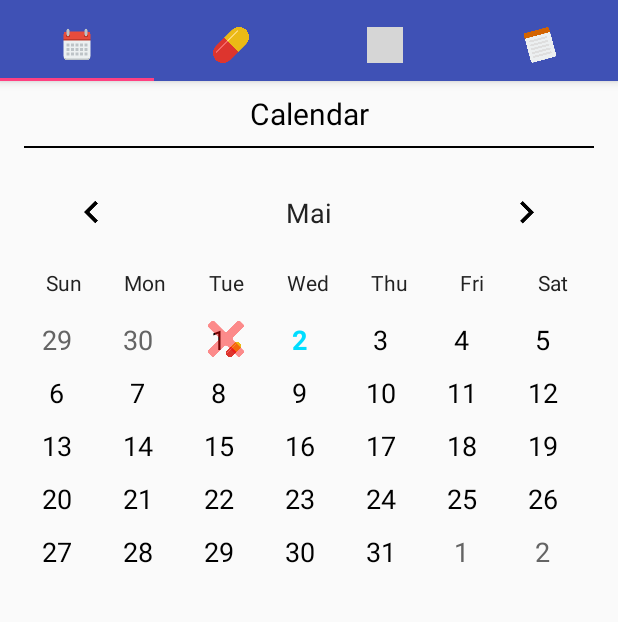
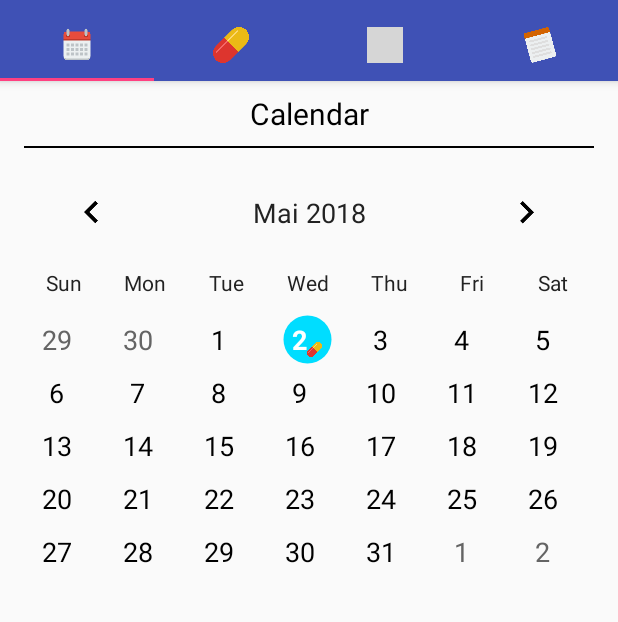
Before and after one commit to RUGSoftEng/2018-Tuberculosis-Android, an Android app: the TabCalendar screen opened directly, with no data from a screen before it, on a phone screen of 412 x 824 dp, the part 53-675 px from its top. Run offline under Robolectric (Android 15) with nearby library versions, the phone set to English and light mode, and no system bars; grey boxes are pictures that could not be loaded.

Commit message:
Added clearer today marking, changed some logic, added year

```diff
--- a/TuberculosisApp/app/src/main/java/com/rugged/tuberculosisapp/calendar/CalendarAdapter.java
+++ b/TuberculosisApp/app/src/main/java/com/rugged/tuberculosisapp/calendar/CalendarAdapter.java
@@ -4,6 +4,7 @@ import android.content.Context;
 import android.graphics.Color;
 import android.graphics.Typeface;
 import android.support.annotation.NonNull;
+import android.util.DisplayMetrics;
 import android.view.LayoutInflater;
 import android.view.View;
 import android.view.ViewGroup;
@@ -65,10 +66,20 @@ public class CalendarAdapter extends ArrayAdapter<Date> {
             // If this day is outside current month, grey it out
             textDayNumber.setTextColor(Color.rgb(100, 100, 100));
         } else if (day == today.getDate()) {
-            // If it is today, set it to blue/bold
-            // TODO: circle around today
+            // If it is today, add a blue circle with white text
+            if (eventDays.get(date) != null) {
+                ImageView todayMarker = view.findViewById(R.id.todayMarker);
+                todayMarker.setBackgroundResource(R.drawable.today_circle);
+                DisplayMetrics metrics = mContext.getResources().getDisplayMetrics();
+                float px = 34 * ((float) metrics.densityDpi / DisplayMetrics.DENSITY_DEFAULT);
+                takenOverlay.getLayoutParams().width = (int) px;
+                takenOverlay.setAlpha((float)0.8);
+                takenOverlay.requestLayout();
+            } else {
+                textDayNumber.setBackgroundResource(R.drawable.today_circle);
+            }
             textDayNumber.setTypeface(null, Typeface.BOLD);
-            textDayNumber.setTextColor(mContext.getResources().getColor(android.R.color.holo_blue_bright));
+            textDayNumber.setTextColor(mContext.getResources().getColor(android.R.color.white));
         }
 
         // If this day has an event, specify event image
@@ -77,14 +88,14 @@ public class CalendarAdapter extends ArrayAdapter<Date> {
             if (eventDays.get(date) != null) {
                 // Mark this day for event
                 pillIndicator.setImageResource(R.drawable.ic_medication);
-                if (month < today.getMonth() || (month == today.getMonth() && day <= today.getDate())) {
+                if (year < today.getYear() || month < today.getMonth() || (month == today.getMonth() && day <= today.getDate())) {
                     // Set green check mark here
                     takenOverlay.setImageResource(R.drawable.ic_check);
                     //textDayNumber.setTextColor(view.getResources().getColor(android.R.color.holo_green_dark));
                     for (Medication medication : eventDays.get(date)) {
                         if (!medication.getTaken()) {
                             // Not taken, add red cross
-                            if (month != today.getMonth() || day != today.getDate()) {
+                            if (year != today.getYear() || month != today.getMonth() || day != today.getDate()) {
                                 takenOverlay.setImageResource(R.drawable.ic_cross);
                                 takenOverlay.setAlpha((float)0.45);
                             } else {
--- a/TuberculosisApp/app/src/main/java/com/rugged/tuberculosisapp/calendar/CalendarView.java
+++ b/TuberculosisApp/app/src/main/java/com/rugged/tuberculosisapp/calendar/CalendarView.java
@@ -159,7 +159,7 @@ public class CalendarView extends LinearLayout {
         grid.setAdapter(new CalendarAdapter(getContext(), cells, mEvents));
 
         // Update title to month, (conversion character MMMM..)
-        SimpleDateFormat sdf = new SimpleDateFormat("MMMM", new Locale(LanguageHelper.getCurrentLocale()));
+        SimpleDateFormat sdf = new SimpleDateFormat("MMMM YYYY", new Locale(LanguageHelper.getCurrentLocale()));
         String titleMonth = sdf.format(currentDate.getTime());
         // Capitalize first letter
         titleMonth = titleMonth.substring(0, 1).toUpperCase() + titleMonth.substring(1);
--- a/TuberculosisApp/app/src/main/java/com/rugged/tuberculosisapp/calendar/TabCalendar.java
+++ b/TuberculosisApp/app/src/main/java/com/rugged/tuberculosisapp/calendar/TabCalendar.java
@@ -62,7 +62,7 @@ public class TabCalendar extends Fragment {
         events.put(new Date(cal.getTimeInMillis()), medicationList2);
         cal.set(2018, 2, 23);
         events.put(new Date(cal.getTimeInMillis()), medicationList3);
-        cal.set(2018, 3, 31);
+        cal.set(2018, 4, 2);
         events.put(new Date(cal.getTimeInMillis()), medicationList3);
     }
 
--- a/TuberculosisApp/app/src/main/java/com/rugged/tuberculosisapp/signin/TabSignIn.java
+++ b/TuberculosisApp/app/src/main/java/com/rugged/tuberculosisapp/signin/TabSignIn.java
@@ -46,7 +46,8 @@ public class TabSignIn extends Fragment {
         new Account("niek", "niek"),
         new Account("pj", "pj"),
         new Account("robert", "robert"),
-        new Account("roel", "roel")
+        new Account("roel", "roel"),
+        new Account("", "")
     };
 
     @Nullable
--- /dev/null
+++ b/TuberculosisApp/app/src/main/res/drawable/today_circle.xml
@@ -0,0 +1,11 @@
+<?xml version="1.0" encoding="utf-8"?>
+<shape xmlns:android="http://schemas.android.com/apk/res/android"
+    android:shape="oval">
+    <stroke
+        android:color="@android:color/transparent" android:width="2dip"/>
+    <solid
+        android:color="@android:color/holo_blue_bright"/>
+    <size
+        android:width="34dp"
+        android:height="34dp" />
+</shape>
--- a/TuberculosisApp/app/src/main/res/layout/control_calendar_day.xml
+++ b/TuberculosisApp/app/src/main/res/layout/control_calendar_day.xml
@@ -4,6 +4,13 @@
     android:layout_width="match_parent"
     android:layout_height="match_parent"
     android:layout_gravity="center">
+
+    <ImageView
+        android:id="@+id/todayMarker"
+        android:layout_width="34dp"
+        android:layout_height="wrap_content"
+        android:layout_gravity="center"
+        android:adjustViewBounds="true"/>
 
     <RelativeLayout xmlns:android="http://schemas.android.com/apk/res/android"
         xmlns:app="http://schemas.android.com/apk/res-auto"
@@ -16,6 +23,7 @@
             android:id="@+id/textDayNumber"
             android:layout_width="wrap_content"
             android:layout_height="wrap_content"
+            android:gravity="center"
             android:text="12"
             android:textAppearance="@android:style/TextAppearance.Medium" />
 
```
